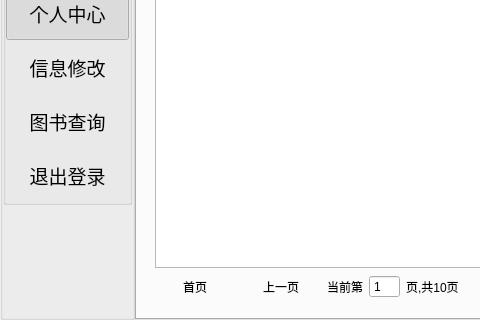
Qt form twidgetstudent.ui (xiezhihu/Qt_Book) before a commit; both pictures show x 0 to 480 and y 138 to 458 of the 651 by 458 pixel window.
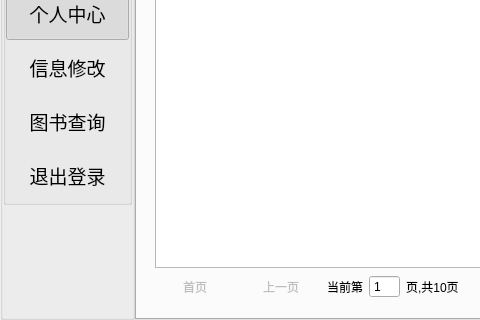
The same form after that commit. Icons and pictures are not drawn.

Commit message: 完成了翻页

```diff
--- a/twidgetstudent.ui
+++ b/twidgetstudent.ui
@@ -1027,6 +1027,9 @@
              </item>
              <item>
               <widget class="QPushButton" name="btnFirst">
+               <property name="enabled">
+                <bool>false</bool>
+               </property>
                <property name="text">
                 <string>首页</string>
                </property>
@@ -1050,6 +1053,9 @@
              </item>
              <item>
               <widget class="QPushButton" name="btnLast">
+               <property name="enabled">
+                <bool>false</bool>
+               </property>
                <property name="text">
                 <string>上一页</string>
                </property>
```
Left out of the diff: 2 changed lines with no effect on the pictures. The commit also changes 2 other files.
